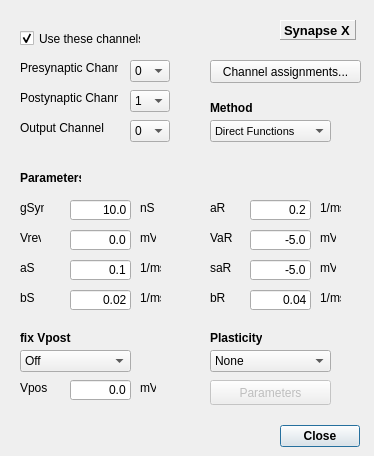
Above: src/gui/AbSynDlg.ui from CompEphys-team/stdpc before the change. Below: the same form after it.
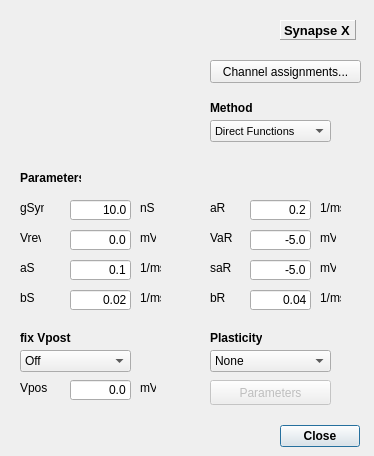
That is the form after the change.

Commit message:
Deprecated legacy channel assignments for good
GUI changes are limited to removing legacy elements in preparation for
in-dialog channel assignments

```diff
--- a/src/gui/AbSynDlg.ui
+++ b/src/gui/AbSynDlg.ui
@@ -76,85 +76,6 @@
     <string>Synapse X</string>
    </property>
   </widget>
-  <widget class="QLabel" name="label_2">
-   <property name="geometry">
-    <rect>
-     <x>20</x>
-     <y>60</y>
-     <width>98</width>
-     <height>16</height>
-    </rect>
-   </property>
-   <property name="text">
-    <string>Presynaptic Channel</string>
-   </property>
-  </widget>
-  <widget class="QComboBox" name="PreSynChannelCombo">
-   <property name="geometry">
-    <rect>
-     <x>130</x>
-     <y>60</y>
-     <width>40</width>
-     <height>22</height>
-    </rect>
-   </property>
-   <item>
-    <property name="text">
-     <string>0</string>
-    </property>
-   </item>
-   <item>
-    <property name="text">
-     <string>1</string>
-    </property>
-   </item>
-   <item>
-    <property name="text">
-     <string>SG</string>
-    </property>
-   </item>
-  </widget>
-  <widget class="QLabel" name="label_3">
-   <property name="geometry">
-    <rect>
-     <x>20</x>
-     <y>90</y>
-     <width>98</width>
-     <height>16</height>
-    </rect>
-   </property>
-   <property name="text">
-    <string>Postynaptic Channel</string>
-   </property>
-  </widget>
-  <widget class="QComboBox" name="PostSynChannelCombo">
-   <property name="geometry">
-    <rect>
-     <x>130</x>
-     <y>90</y>
-     <width>40</width>
-     <height>22</height>
-    </rect>
-   </property>
-   <property name="currentIndex">
-    <number>1</number>
-   </property>
-   <item>
-    <property name="text">
-     <string>0</string>
-    </property>
-   </item>
-   <item>
-    <property name="text">
-     <string>1</string>
-    </property>
-   </item>
-   <item>
-    <property name="text">
-     <string>SG</string>
-    </property>
-   </item>
-  </widget>
   <widget class="QLabel" name="gSynL">
    <property name="geometry">
     <rect>
@@ -653,42 +574,6 @@
     <string>Parameters</string>
    </property>
   </widget>
-  <widget class="QLabel" name="OutSynChannelL">
-   <property name="geometry">
-    <rect>
-     <x>20</x>
-     <y>120</y>
-     <width>98</width>
-     <height>16</height>
-    </rect>
-   </property>
-   <property name="text">
-    <string>Output Channel</string>
-   </property>
-  </widget>
-  <widget class="QComboBox" name="OutSynChannelCombo">
-   <property name="geometry">
-    <rect>
-     <x>130</x>
-     <y>120</y>
-     <width>40</width>
-     <height>22</height>
-    </rect>
-   </property>
-   <property name="currentIndex">
-    <number>0</number>
-   </property>
-   <item>
-    <property name="text">
-     <string>0</string>
-    </property>
-   </item>
-   <item>
-    <property name="text">
-     <string>1</string>
-    </property>
-   </item>
-  </widget>
   <widget class="QComboBox" name="LUCombo">
    <property name="geometry">
     <rect>
@@ -790,22 +675,6 @@
     <string>mV</string>
    </property>
   </widget>
-  <widget class="QCheckBox" name="cbUseLegacy">
-   <property name="geometry">
-    <rect>
-     <x>20</x>
-     <y>30</y>
-     <width>121</width>
-     <height>17</height>
-    </rect>
-   </property>
-   <property name="text">
-    <string>Use these channels:</string>
-   </property>
-   <property name="checked">
-    <bool>true</bool>
-   </property>
-  </widget>
   <widget class="QPushButton" name="btnAssign">
    <property name="geometry">
     <rect>
```
The commit also changes 33 other files.
